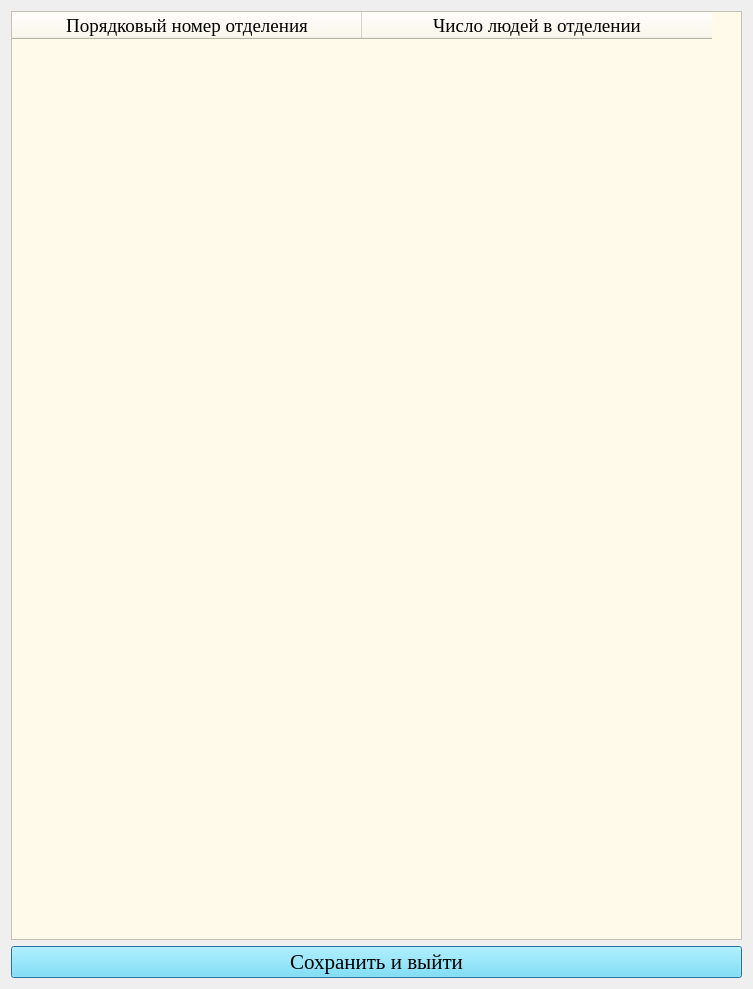
Above: qt_designer_ui/tableNumPeopleInSquad.ui from IvaMarin/Project-Network-Diagram-App before the change. Below: the same form after it.
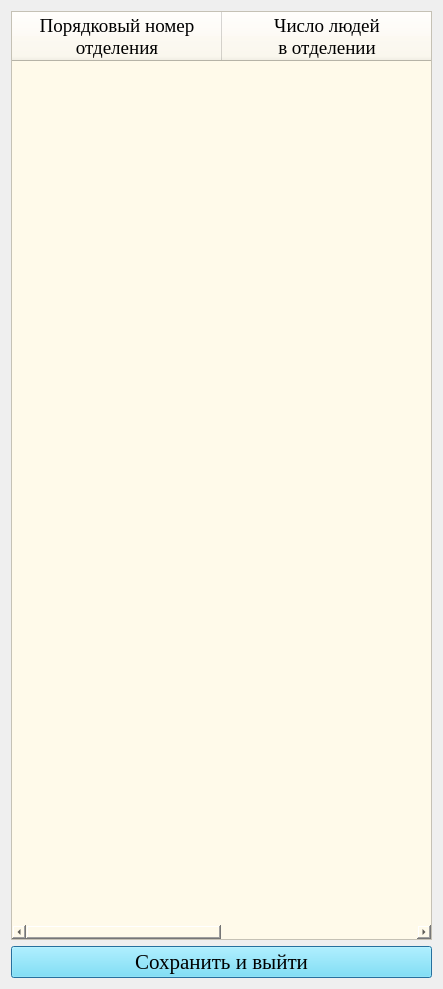
That is the form after the change.

The edit to the form file:
```diff
--- a/qt_designer_ui/tableNumPeopleInSquad.ui
+++ b/qt_designer_ui/tableNumPeopleInSquad.ui
@@ -6,7 +6,7 @@
    <rect>
     <x>0</x>
     <y>0</y>
-    <width>753</width>
+    <width>443</width>
     <height>989</height>
    </rect>
   </property>
@@ -26,11 +26,12 @@
       <string notr="true">background-color: #fffaea;</string>
      </property>
      <attribute name="horizontalHeaderDefaultSectionSize">
-      <number>350</number>
+      <number>210</number>
      </attribute>
      <column>
       <property name="text">
-       <string>Порядковый номер отделения</string>
+       <string>Порядковый номер
+отделения</string>
       </property>
       <property name="font">
        <font>
@@ -40,7 +41,8 @@
      </column>
      <column>
       <property name="text">
-       <string>Число людей в отделении</string>
+       <string>Число людей
+в отделении</string>
       </property>
       <property name="font">
        <font>
```
Left out of the diff: 3 changed lines with no effect on the pictures.
